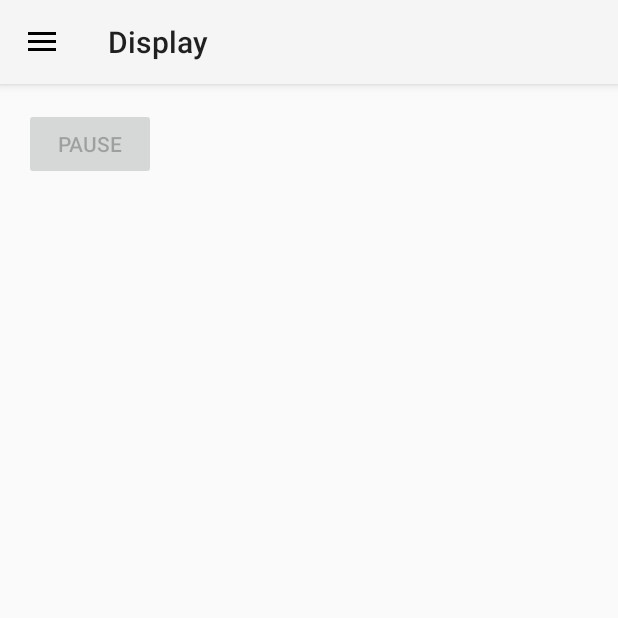
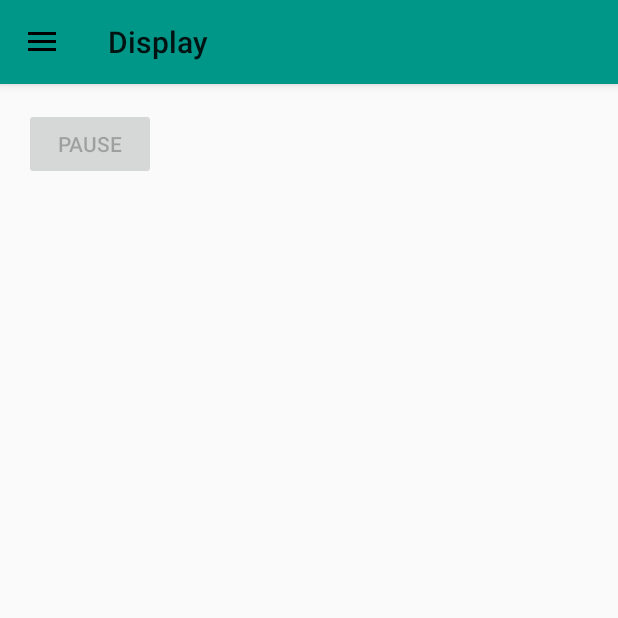
Before and after one commit to UweTrottmann/wp-display-android, an Android app: the screen it shows after launch (MainActivity), on a phone screen of 412 x 824 dp, the top half of it. Run offline under Robolectric (Android 15) with nearby library versions, the light colour scheme and no system bars; our stand-ins replace ButterKnife, Timber; libraries missing offline, so code that uses them is left out: de.greenrobot.event; 7 statements that could not run were skipped.

Commit message:
Update app colors.

```diff
--- /dev/null
+++ b/WpDisplayNative/app/src/main/res/values/colors.xml
@@ -0,0 +1,8 @@
+<?xml version="1.0" encoding="utf-8"?>
+<resources>
+
+    <color name="teal_500">#009688</color>
+    <color name="teal_700">#00796B</color>
+    <color name="blue_a200">#448AFF</color>
+
+</resources>
--- a/WpDisplayNative/app/src/main/res/values/styles.xml
+++ b/WpDisplayNative/app/src/main/res/values/styles.xml
@@ -4,6 +4,10 @@
     <style name="AppTheme" parent="Theme.AppCompat.Light.NoActionBar">
         <!-- Customize your theme here. -->
         <item name="windowActionModeOverlay">true</item>
+
+        <item name="colorPrimary">@color/teal_500</item>
+        <item name="colorPrimaryDark">@color/teal_700</item>
+        <item name="colorAccent">@color/blue_a200</item>
     </style>
 
     <style name="TextAppearance"/>
```
